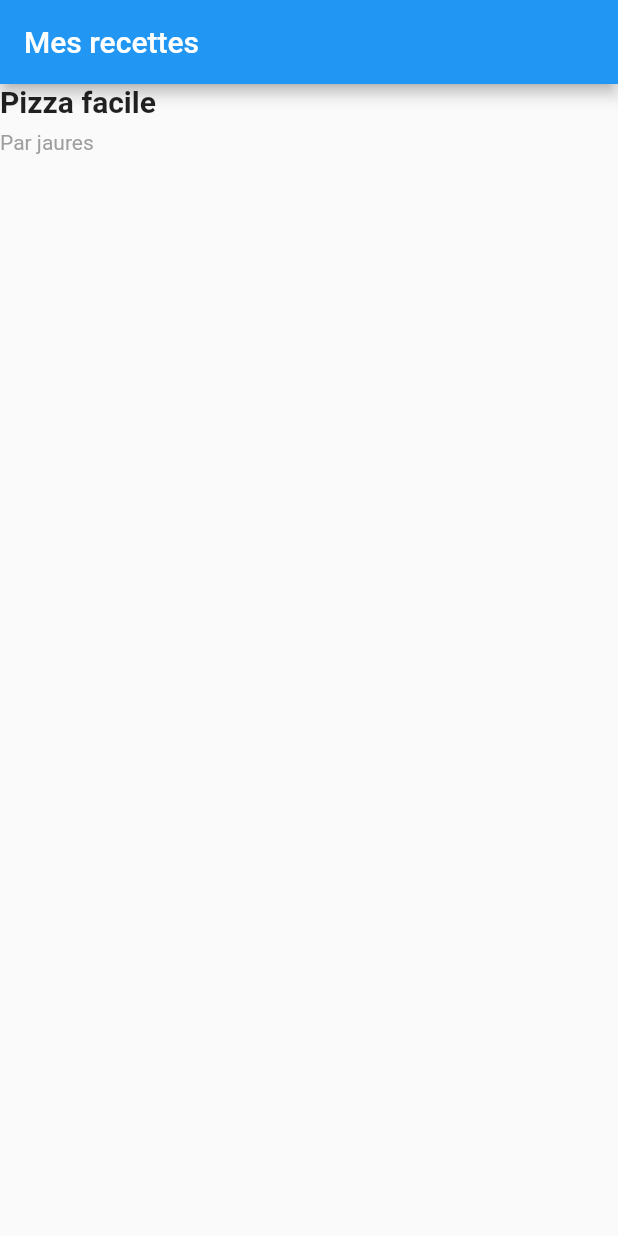
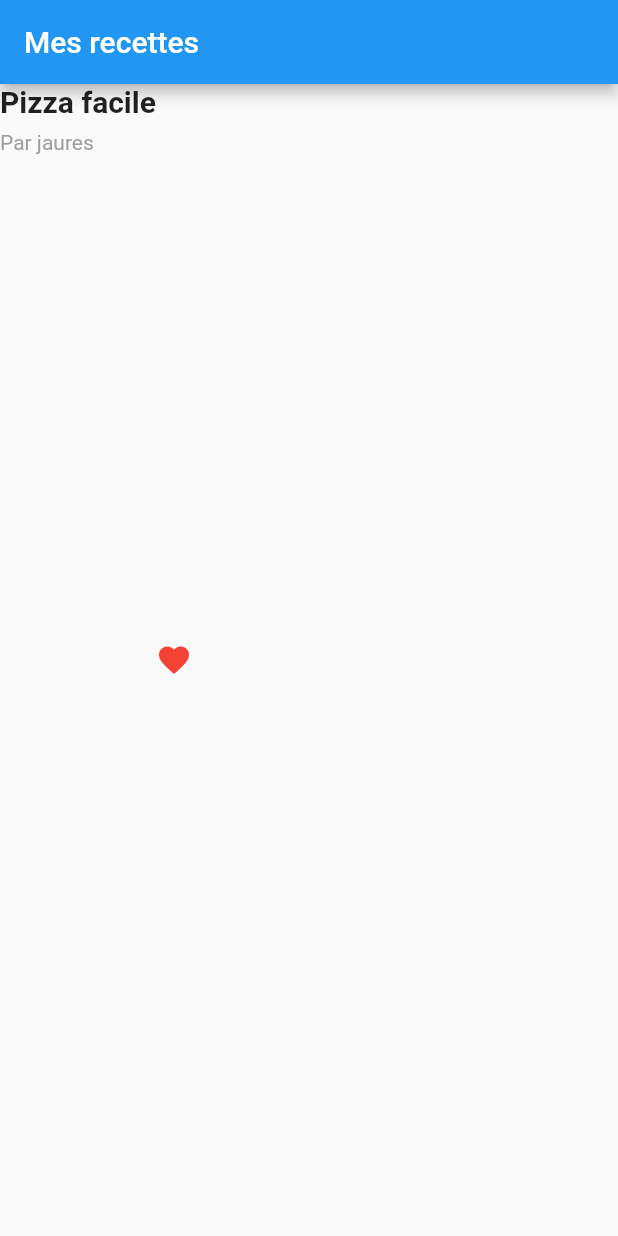
Before and after one commit to beinjamin/demo_app_flutter, a Flutter app: the screen it shows after launch, on a phone screen of 412 x 824 dp. Run offline on Flutter 3.47's test engine with Material 2 defaults, Android fonts, the light colour scheme and no system bars.

Commit message:
Ajout de icon

```diff
--- a/lib/main.dart
+++ b/lib/main.dart
@@ -28,14 +28,17 @@
             appBar: AppBar(
               title: Text("Mes recettes"),
             ),
-            body: Column(
+            body: Row(
+              children: [
+                Column(
                   crossAxisAlignment: CrossAxisAlignment.start,
                   children: [
                     Container(
                       padding: const EdgeInsets.only(bottom: 8),
                       child: Text(
                         "Pizza facile",
-                    style: TextStyle(fontWeight: FontWeight.bold, fontSize: 20),
+                        style: TextStyle(
+                            fontWeight: FontWeight.bold, fontSize: 20),
                       ),
                     ),
                     Text("Par jaures",
@@ -43,6 +46,9 @@
                           color: Colors.grey[500],
                         ))
                   ],
+                ),
+                Icon(Icons.favorite, color: Colors.red)
+              ],
             )));
   }
 }
```
Lines whose indentation alone changed are shown as unchanged.
